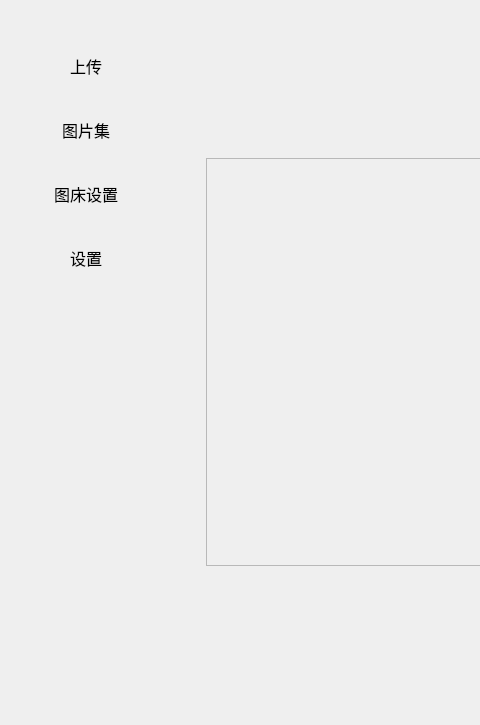
Qt form src/mainwindow.ui (median-dxz/Lotos) before a commit; both pictures show x 0 to 480 and y 0 to 725 of the 1252 by 725 pixel window.
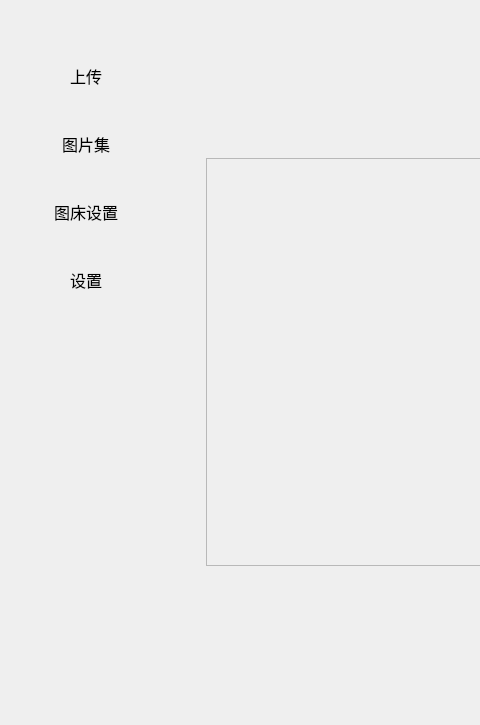
The same form after that commit. Icons and pictures are not drawn. Custom widgets are drawn as their Qt base class.

The edit to the form file:
```diff
--- a/src/mainwindow.ui
+++ b/src/mainwindow.ui
@@ -872,9 +872,9 @@
          <property name="lineWidth">
           <number>0</number>
          </property>
-         <layout class="QVBoxLayout" name="layout">
+         <layout class="QVBoxLayout" name="layout" stretch="0,0,0,0,0">
           <property name="spacing">
-           <number>24</number>
+           <number>8</number>
           </property>
           <property name="leftMargin">
            <number>0</number>
@@ -893,7 +893,7 @@
             <property name="minimumSize">
              <size>
               <width>0</width>
-              <height>40</height>
+              <height>60</height>
              </size>
             </property>
             <property name="maximumSize">
@@ -933,7 +933,7 @@
             <property name="minimumSize">
              <size>
               <width>0</width>
-              <height>40</height>
+              <height>60</height>
              </size>
             </property>
             <property name="maximumSize">
@@ -964,7 +964,7 @@
             <property name="minimumSize">
              <size>
               <width>0</width>
-              <height>40</height>
+              <height>60</height>
              </size>
             </property>
             <property name="maximumSize">
@@ -995,7 +995,7 @@
             <property name="minimumSize">
              <size>
               <width>0</width>
-              <height>40</height>
+              <height>60</height>
              </size>
             </property>
             <property name="maximumSize">
```
